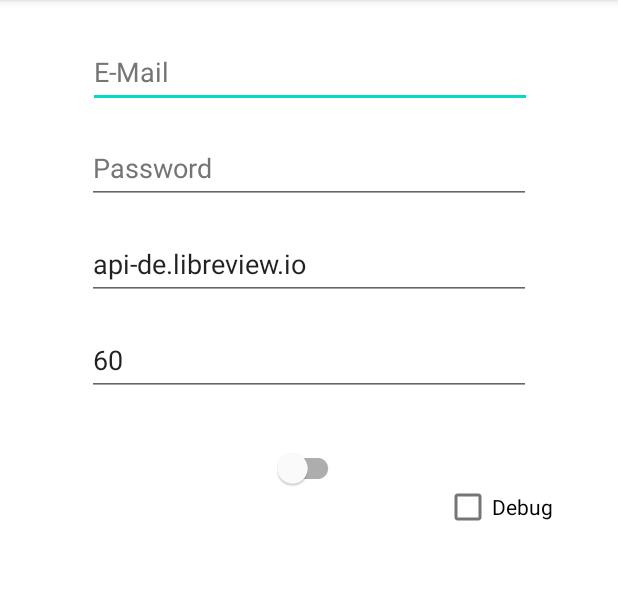
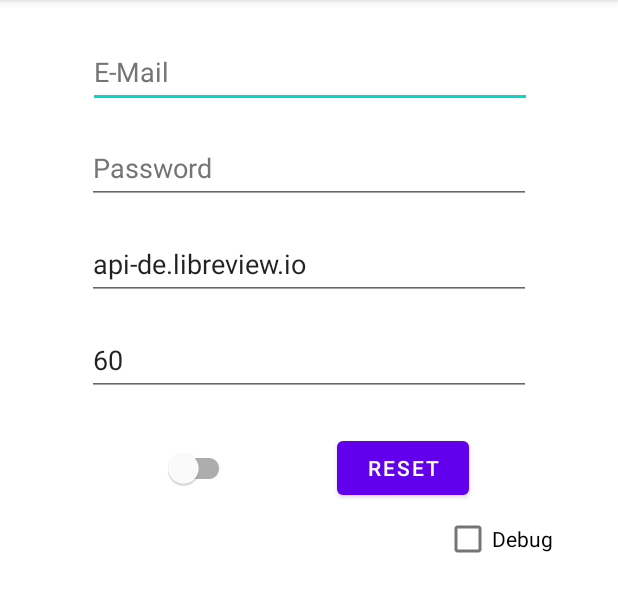
Before and after one commit to cmtjk/LinkUpConnect, an Android app: the screen it shows after launch (MainActivity), on a phone screen of 412 x 824 dp, the part 84-696 px from its top. Run offline under Robolectric (Android 15) with nearby library versions, the phone set to English and light mode, and no system bars; our stand-ins replace Volley.

Commit message:
Change notification handling, add information dialog, add reset button, properly notify when there are connection errors, version 1.1.0

```diff
--- a/app/build.gradle
+++ b/app/build.gradle
@@ -10,7 +10,7 @@ android {
         minSdk 28
         targetSdk 32
         versionCode 1
-        versionName "1.0.0"
+        versionName "1.1.0"
 
         testInstrumentationRunner "androidx.test.runner.AndroidJUnitRunner"
     }
--- a/app/src/main/java/de/cmtjk/lluclient/MainActivity.java
+++ b/app/src/main/java/de/cmtjk/lluclient/MainActivity.java
@@ -6,10 +6,12 @@ import android.content.Intent;
 import android.content.IntentFilter;
 import android.content.SharedPreferences;
 import android.os.Bundle;
+import android.widget.Button;
 import android.widget.CheckBox;
 import android.widget.ScrollView;
 import android.widget.TextView;
 
+import androidx.appcompat.app.AlertDialog;
 import androidx.appcompat.app.AppCompatActivity;
 import androidx.localbroadcastmanager.content.LocalBroadcastManager;
 
@@ -26,13 +28,56 @@ public class MainActivity extends AppCompatActivity {
         setContentView(R.layout.activity_main);
 
         SharedPreferences preferences = getSharedPreferences("LLUClient", MODE_PRIVATE);
+
         fillInputFieldsWith(preferences);
+        displayInformationDialog(preferences);
 
         SwitchMaterial onOffSwitch = findViewById(R.id.activate);
+
         configureSwitch(preferences, onOffSwitch);
         updateApplicationStateIfServiceIsAlreadyRunning(onOffSwitch);
+        configureResetButton(preferences, onOffSwitch);
 
         configureLogView();
+    }
+
+    private void configureResetButton(SharedPreferences preferences, SwitchMaterial onOffSwitch) {
+        Button resetButton = findViewById(R.id.reset);
+        resetButton.setOnClickListener(view -> {
+            AlertDialog.Builder builder = new AlertDialog.Builder(this);
+            builder.setTitle("Resetting application?");
+            builder.setPositiveButton("Yes", (dialog, id) -> {
+                onOffSwitch.setChecked(false);
+                resetPreferencesAndInputFields(preferences);
+                displayInformationDialog(preferences);
+            });
+            builder.setNegativeButton("No", (dialog, id) -> dialog.cancel());
+            AlertDialog dialog = builder.create();
+            dialog.show();
+
+        });
+    }
+
+    private void resetPreferencesAndInputFields(SharedPreferences preferences) {
+        SharedPreferences.Editor editor = preferences.edit();
+        editor.clear();
+        editor.apply();
+        fillInputFieldsWith(preferences);
+    }
+
+    private void displayInformationDialog(SharedPreferences preferences) {
+        if (!preferences.getBoolean(Properties.INFORMATION_RED.name(), false)) {
+            AlertDialog.Builder builder = new AlertDialog.Builder(this);
+            builder.setTitle("ℹ️ Information")
+                    .setMessage("Do not rely on values displayed by this app exclusively. Regularly check your glucose meter and enable alarms.");
+            builder.setPositiveButton("I understand", (dialog, id) -> {
+                SharedPreferences.Editor editor = preferences.edit();
+                editor.putBoolean(Properties.INFORMATION_RED.name(), true);
+                editor.apply();
+            });
+            AlertDialog dialog = builder.create();
+            dialog.show();
+        }
     }
 
     private void configureLogView() {
--- a/app/src/main/java/de/cmtjk/lluclient/Properties.java
+++ b/app/src/main/java/de/cmtjk/lluclient/Properties.java
@@ -8,5 +8,6 @@ public enum Properties {
     DEBUG,
     TOKEN,
     TOKEN_VALIDITY,
-    CONNECTION_ID
+    CONNECTION_ID,
+    INFORMATION_RED
 }
--- a/app/src/main/res/layout/activity_main.xml
+++ b/app/src/main/res/layout/activity_main.xml
@@ -62,10 +62,12 @@
         android:layout_marginTop="24dp"
         android:minWidth="48dp"
         android:minHeight="48dp"
+        app:layout_constraintBottom_toTopOf="@+id/logscroll"
         app:layout_constraintEnd_toEndOf="parent"
-        app:layout_constraintHorizontal_bias="0.498"
+        app:layout_constraintHorizontal_bias="0.299"
         app:layout_constraintStart_toStartOf="parent"
-        app:layout_constraintTop_toBottomOf="@+id/intervall" />
+        app:layout_constraintTop_toBottomOf="@+id/intervall"
+        app:layout_constraintVertical_bias="0.0" />
 
     <EditText
         android:id="@+id/url"
@@ -85,16 +87,14 @@
     <ScrollView
         android:id="@+id/logscroll"
         android:layout_width="357dp"
-        android:layout_height="373dp"
-        android:layout_marginTop="24dp"
+        android:layout_height="316dp"
         android:fadeScrollbars="false"
         android:orientation="vertical"
         app:layout_constraintBottom_toBottomOf="parent"
         app:layout_constraintEnd_toEndOf="parent"
-        app:layout_constraintHorizontal_bias="0.493"
         app:layout_constraintStart_toStartOf="parent"
-        app:layout_constraintTop_toBottomOf="@+id/activate"
-        app:layout_constraintVertical_bias="0.061">
+        app:layout_constraintTop_toBottomOf="@+id/intervall"
+        app:layout_constraintVertical_bias="0.635">
 
         <TextView
             android:id="@+id/log"
@@ -114,4 +114,17 @@
         app:layout_constraintTop_toBottomOf="@+id/activate"
         app:layout_constraintVertical_bias="1.0" />
 
+    <Button
+        android:id="@+id/reset"
+        android:layout_width="wrap_content"
+        android:layout_height="wrap_content"
+        android:layout_marginTop="24dp"
+        android:text="@string/reset"
+        app:layout_constraintBottom_toTopOf="@+id/logscroll"
+        app:layout_constraintEnd_toEndOf="parent"
+        app:layout_constraintHorizontal_bias="0.407"
+        app:layout_constraintStart_toEndOf="@+id/activate"
+        app:layout_constraintTop_toBottomOf="@+id/intervall"
+        app:layout_constraintVertical_bias="0.0" />
+
 </androidx.constraintlayout.widget.ConstraintLayout>
--- a/app/src/main/res/values/strings.xml
+++ b/app/src/main/res/values/strings.xml
@@ -5,4 +5,5 @@
     <string name="default_url">api-de.libreview.io</string>
     <string name="default_intervall">60</string>
     <string name="debug">Debug</string>
+    <string name="reset">Reset</string>
 </resources>
```
Also changed, not shown: app/src/main/AndroidManifest.xml (+5 -4 lines), app/src/main/java/de/cmtjk/lluclient/LLUClientService.java (+43 -25 lines).
